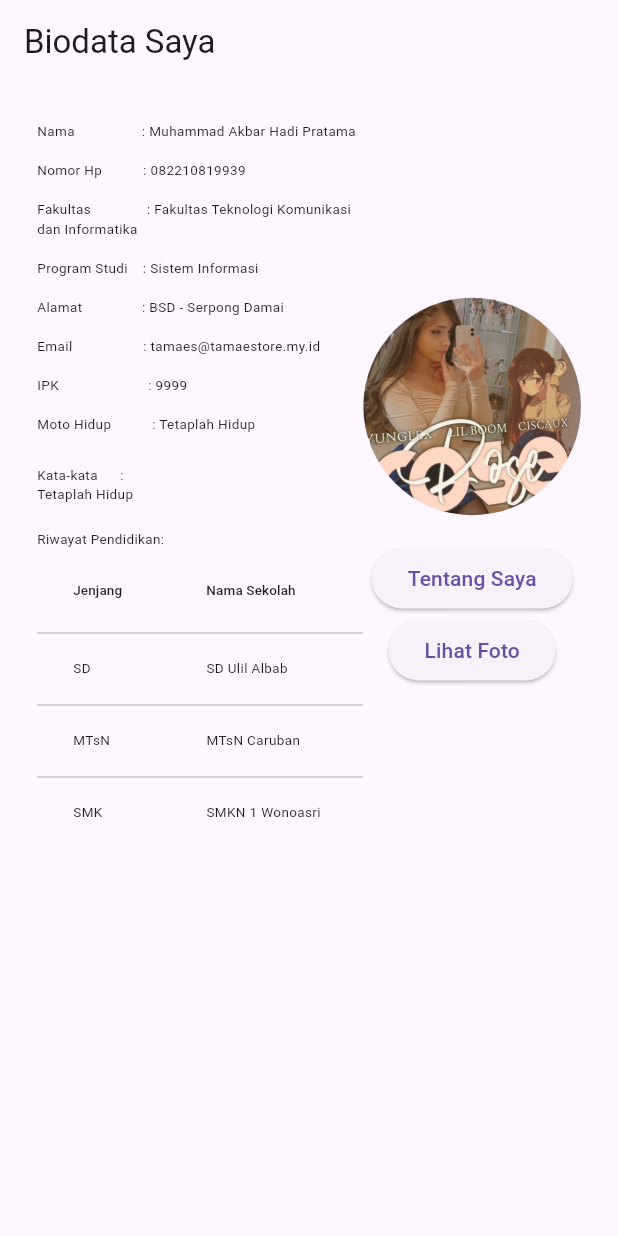
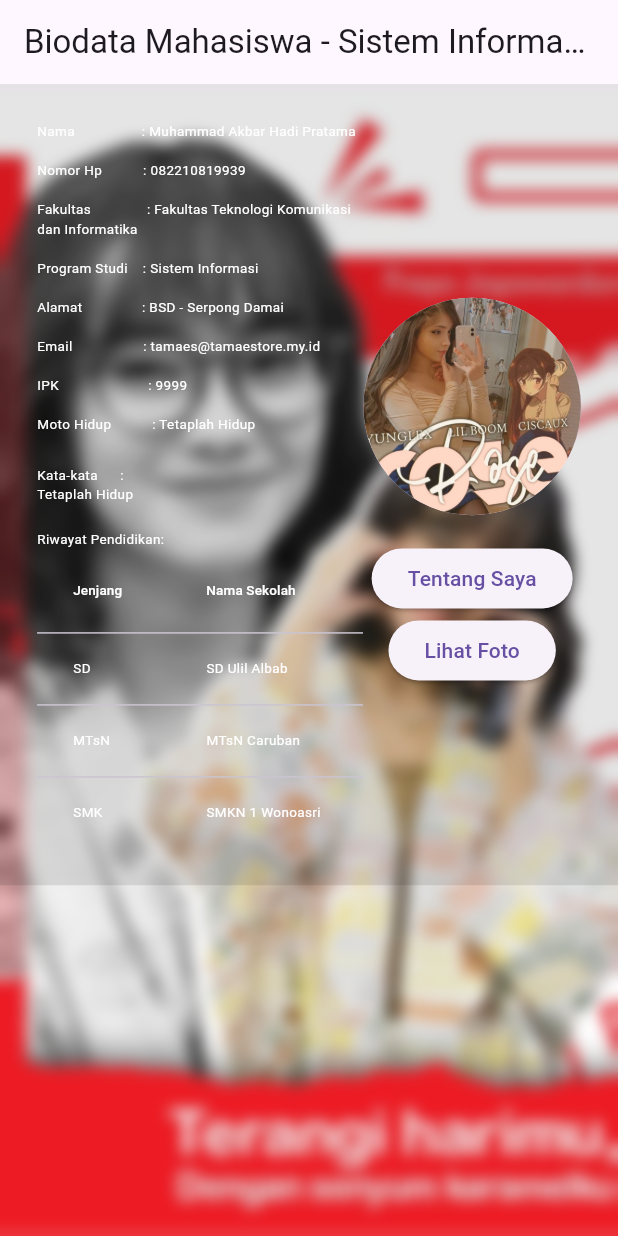
Before and after one commit to dasaraul/tugas-uts, a Flutter app: the screen it shows after launch, on a phone screen of 412 x 824 dp. Run offline on Flutter 3.47's test engine with Material 3 defaults, Android fonts, the phone set to English and light mode, and no system bars.

Commit message:
add BackdropFilter for bg blurred effect

```diff
--- a/lib/main.dart
+++ b/lib/main.dart
@@ -1,8 +1,8 @@
 import 'package:flutter/material.dart';
 import 'package:flutter/services.dart';
+import 'dart:ui' as ui;
 
 void main() {
-  // Mengatur orientasi layar menjadi potret saja
   WidgetsFlutterBinding.ensureInitialized();
   SystemChrome.setPreferredOrientations([
     DeviceOrientation.portraitUp,
@@ -19,10 +19,28 @@ class MyApp extends StatelessWidget {
       title: 'Biodata',
       home: Scaffold(
         appBar: AppBar(
-          title: Text('Biodata Saya'),
+          title: Text('Biodata Mahasiswa - Sistem Informasi Universitas Nasional'),
         ),
-        body: SingleChildScrollView(
-          child: Biodata(),
+        body: Stack(
+          children: [
+            Container(
+              decoration: BoxDecoration(
+                image: DecorationImage(
+                  image: AssetImage('img/bg.jpg'),
+                  fit: BoxFit.cover,
+                ),
+              ),
+            ),
+            BackdropFilter(
+              filter: ui.ImageFilter.blur(sigmaX: 5.0, sigmaY: 5.0),
+              child: Container(
+                color: Colors.black.withOpacity(0.1),
+                child: SingleChildScrollView(
+                  child: Biodata(),
+                ),
+              ),
+            ),
+          ],
         ),
       ),
     );
@@ -64,77 +82,77 @@ class Biodata extends StatelessWidget {
                   children: [
                     Text(
                       'Nama                  : $namal\n',
-                      style: TextStyle(fontSize: fontSize),
+                      style: TextStyle(fontSize: fontSize, color: Colors.white),
                     ),
                     Text(
                       'Nomor Hp           : $nohp\n',
-                      style: TextStyle(fontSize: fontSize),
+                      style: TextStyle(fontSize: fontSize, color: Colors.white),
                     ),
                     Text(
                       'Fakultas               : $fakultas\n',
-                      style: TextStyle(fontSize: fontSize),
+                      style: TextStyle(fontSize: fontSize, color: Colors.white),
                     ),
                     Text(
                       'Program Studi    : $prodi\n',
-                      style: TextStyle(fontSize: fontSize),
+                      style: TextStyle(fontSize: fontSize, color: Colors.white),
                     ),
                     Text(
                       'Alamat                : $alamat\n',
-                      style: TextStyle(fontSize: fontSize),
+                      style: TextStyle(fontSize: fontSize, color: Colors.white),
                     ),
                     Text(
                       'Email                   : $email\n',
-                      style: TextStyle(fontSize: fontSize),
+                      style: TextStyle(fontSize: fontSize, color: Colors.white),
                     ),
                     Text(
                       'IPK                        : $ipk\n',
-                      style: TextStyle(fontSize: fontSize),
+                      style: TextStyle(fontSize: fontSize, color: Colors.white),
                     ),
                     Text(
                       'Moto Hidup           : $mot\n',
-                      style: TextStyle(fontSize: fontSize),
+                      style: TextStyle(fontSize: fontSize, color: Colors.white),
                     ),
                     SizedBox(height: screenHeight * 0.01),
                     Text(
                       'Kata-kata      :',
-                      style: TextStyle(fontSize: fontSize),
+                      style: TextStyle(fontSize: fontSize, color: Colors.white),
                     ),
                     Text(
                       mot,
-                      style: TextStyle(fontSize: fontSize),
+                      style: TextStyle(fontSize: fontSize, color: Colors.white),
                     ),
                     SizedBox(height: screenHeight * 0.02),
                     Text(
                       'Riwayat Pendidikan:',
-                      style: TextStyle(fontSize: fontSize),
+                      style: TextStyle(fontSize: fontSize, color: Colors.white),
                     ),
                     SingleChildScrollView(
                       scrollDirection: Axis.horizontal,
                       child: DataTable(
                         columns: [
-                          DataColumn(label: Text('Jenjang', style: TextStyle(fontSize: fontSize))),
-                          DataColumn(label: Text('Nama Sekolah', style: TextStyle(fontSize: fontSize))),
-                          DataColumn(label: Text('Tahun Masuk', style: TextStyle(fontSize: fontSize))),
-                          DataColumn(label: Text('Tahun Lulus', style: TextStyle(fontSize: fontSize))),
+                          DataColumn(label: Text('Jenjang', style: TextStyle(fontSize: fontSize, color: Colors.white))),
+                          DataColumn(label: Text('Nama Sekolah', style: TextStyle(fontSize: fontSize, color: Colors.white))),
+                          DataColumn(label: Text('Tahun Masuk', style: TextStyle(fontSize: fontSize, color: Colors.white))),
+                          DataColumn(label: Text('Tahun Lulus', style: TextStyle(fontSize: fontSize, color: Colors.white))),
                         ],
                         rows: [
                           DataRow(cells: [
-                            DataCell(Text('SD', style: TextStyle(fontSize: fontSize))),
-                            DataCell(Text('SD Ulil Albab', style: TextStyle(fontSize: fontSize))),
-                            DataCell(Text('2010', style: TextStyle(fontSize: fontSize))),
-                            DataCell(Text('2016', style: TextStyle(fontSize: fontSize))),
+                            DataCell(Text('SD', style: TextStyle(fontSize: fontSize, color: Colors.white))),
+                            DataCell(Text('SD Ulil Albab', style: TextStyle(fontSize: fontSize, color: Colors.white))),
+                            DataCell(Text('2010', style: TextStyle(fontSize: fontSize, color: Colors.white))),
+                            DataCell(Text('2016', style: TextStyle(fontSize: fontSize, color: Colors.white))),
                           ]),
                           DataRow(cells: [
-                            DataCell(Text('MTsN', style: TextStyle(fontSize: fontSize))),
-                            DataCell(Text('MTsN Caruban', style: TextStyle(fontSize: fontSize))),
-                            DataCell(Text('2017', style: TextStyle(fontSize: fontSize))),
-                            DataCell(Text('2020', style: TextStyle(fontSize: fontSize))),
+                            DataCell(Text('MTsN', style: TextStyle(fontSize: fontSize, color: Colors.white))),
+                            DataCell(Text('MTsN Caruban', style: TextStyle(fontSize: fontSize, color: Colors.white))),
+                            DataCell(Text('2017', style: TextStyle(fontSize: fontSize, color: Colors.white))),
+                            DataCell(Text('2020', style: TextStyle(fontSize: fontSize, color: Colors.white))),
                           ]),
                           DataRow(cells: [
-                            DataCell(Text('SMK', style: TextStyle(fontSize: fontSize))),
-                            DataCell(Text('SMKN 1 Wonoasri', style: TextStyle(fontSize: fontSize))),
-                            DataCell(Text('2020', style: TextStyle(fontSize: fontSize))),
-                            DataCell(Text('2022', style: TextStyle(fontSize: fontSize))),
+                            DataCell(Text('SMK', style: TextStyle(fontSize: fontSize, color: Colors.white))),
+                            DataCell(Text('SMKN 1 Wonoasri', style: TextStyle(fontSize: fontSize, color: Colors.white))),
+                            DataCell(Text('2020', style: TextStyle(fontSize: fontSize, color: Colors.white))),
+                            DataCell(Text('2022', style: TextStyle(fontSize: fontSize, color: Colors.white))),
                           ]),
                         ],
                       ),
--- a/pubspec.yaml
+++ b/pubspec.yaml
@@ -63,6 +63,7 @@ flutter:
     - img/me.png
     - img/frey.png
     - img/frey1.png
+    - img/bg.jpg
 
   # An image asset can refer to one or more resolution-specific "variants", see
   # https://flutter.dev/assets-and-images/#resolution-aware
```
Also changed, not shown: img/bg.jpg (added).
